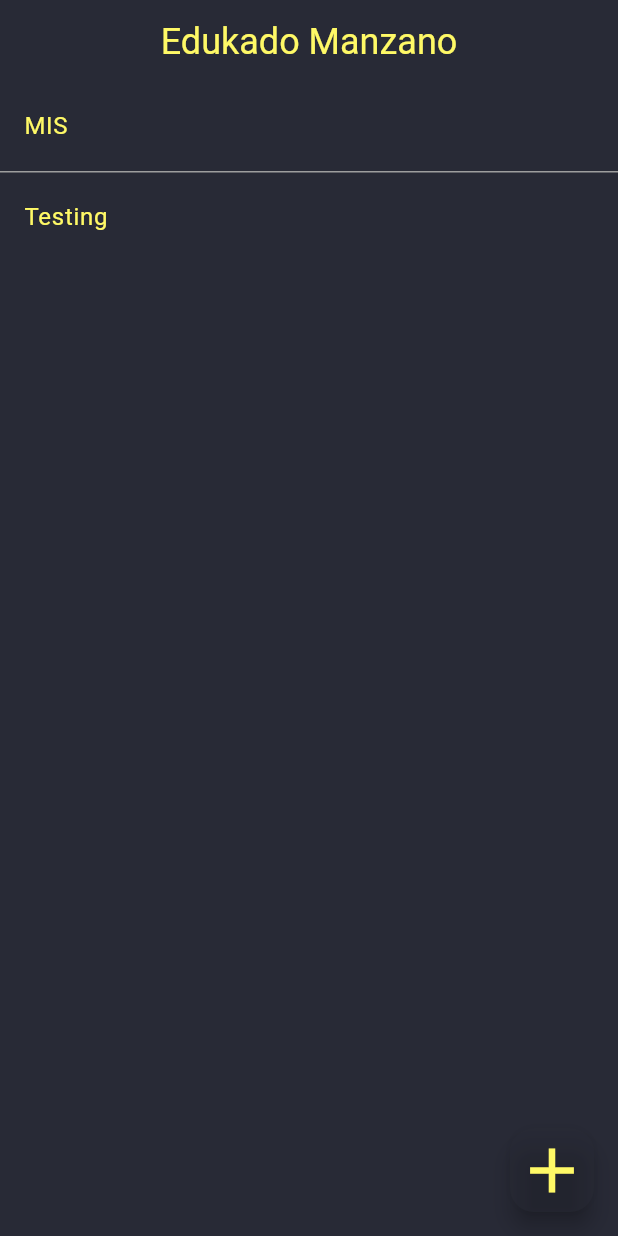
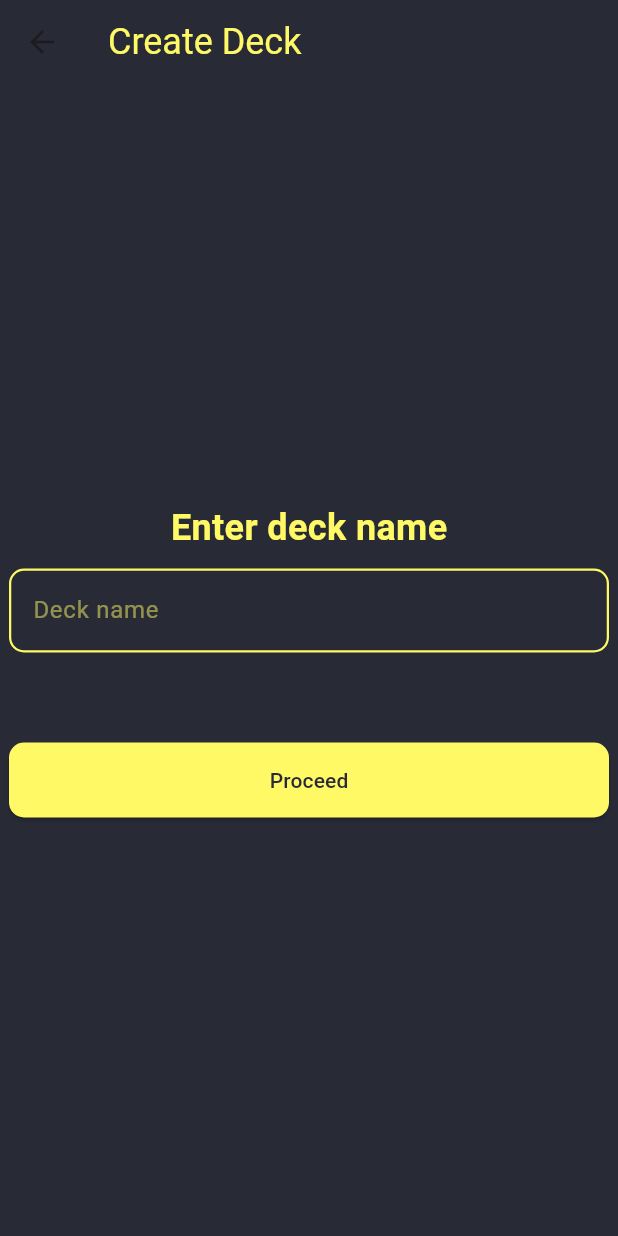
Before and after one commit to n-ginan/Edukado-Manzano, a Flutter app: the screen it shows after launch, after a tap on the "add" icon, on a phone screen of 412 x 824 dp. Run offline on Flutter 3.47's test engine with Material 3 defaults, Android fonts, the phone set to English and light mode, and no system bars.

Commit message:
added the add deck name activity

```diff
--- a/lib/main.dart
+++ b/lib/main.dart
@@ -3,6 +3,12 @@ import 'package:flutter/material.dart';
 void main() {
   runApp(const MyApp());
 }
+
+const Color finalBackgroundColor = Color.fromRGBO(40, 42, 54, 1.0);
+const Color finalFontColor = Color.fromRGBO(255, 249, 102, 1.0);
+const Color finalFabColor = Color.fromRGBO(40, 42, 54, 0.5);
+const Color finalHintColor = Color.fromRGBO(255, 249, 102, 0.5);
+
 
 class MyApp extends StatelessWidget {
   const MyApp({super.key});
@@ -27,23 +33,22 @@ class HomeScreen extends StatelessWidget {
     return Scaffold(
       appBar: AppBar(
         title: const Text(
-          'Edukado Manzano',
+          'Edukado Manzano'
         ),
-        centerTitle: true,
-        titleTextStyle: const TextStyle(
+          titleTextStyle: const TextStyle(
           fontSize: 24,
-          color: Color.fromRGBO(255, 249, 102, 1.0),
+          color: finalFontColor,
         ),
-        backgroundColor: const Color.fromRGBO(40, 42, 54, 1.0),
+        backgroundColor: finalBackgroundColor,
       ),
-      backgroundColor: const Color.fromRGBO(40, 42, 54, 1.0),
+      backgroundColor: finalBackgroundColor,
       body: ListView(
           children: const <Widget>[
             ListTile(
               title: Text(
                 "MIS",
                 style: TextStyle(
-                    color: Color.fromRGBO(255, 249, 102, 1.0)
+                    color: finalFontColor
                 ),
               ),
             ),
@@ -56,22 +61,129 @@ class HomeScreen extends StatelessWidget {
               title: Text(
                 "Testing",
                 style: TextStyle(
-                    color: Color.fromRGBO(255, 249, 102, 1.0)
+                    color: finalFontColor
                 ),
               ),
             ),
           ], // Children
       ),
       floatingActionButton: FloatingActionButton(
-        backgroundColor: const Color.fromRGBO(40, 42, 54, 0.5),
+        backgroundColor: finalFabColor,
         tooltip: "Increment",
         child: const Icon(
           Icons.add,
-          color: Color.fromRGBO(255, 249, 102, 1.0),
+          color: finalFontColor,
           size: 50,
         ),
-        onPressed: (){},
+        onPressed: (){
+          Navigator.push(
+              context,
+              MaterialPageRoute(builder: (context) => const CreateDeck())
+          );
+        },
       ),
     );
   }
 }
+
+class CreateDeck extends StatelessWidget {
+  const CreateDeck({super.key});
+
+  @override
+  Widget build(BuildContext context) {
+    return Scaffold(
+      appBar: AppBar(
+        title: const Text("Create Deck"),
+        backgroundColor: finalBackgroundColor,
+        titleTextStyle: const TextStyle(
+          fontSize: 24,
+          color: finalFontColor,
+        ),
+      ),
+      backgroundColor: finalBackgroundColor,
+      body: Center(
+        child: Column(
+          mainAxisAlignment: MainAxisAlignment.center,
+          children: [
+            deckLabel(),
+            spaceBetween(10),
+            deckNameTextBox(),
+            spaceBetween(60),
+            proceedButton()
+          ],
+        ),
+      )
+    );
+  }
+
+  Text deckLabel() {
+    return const Text(
+      "Enter deck name",
+      style: TextStyle(
+          color: finalFontColor,
+          fontSize: 24,
+          fontWeight: FontWeight.bold
+      ),
+    );
+  }
+
+  SizedBox proceedButton() {
+    return SizedBox(
+      height: 50,
+      width: 400,
+      child: ElevatedButton(
+        onPressed: (){ },
+        style: ButtonStyle(
+            backgroundColor: const WidgetStatePropertyAll(finalFontColor),
+            shape: WidgetStatePropertyAll(
+                RoundedRectangleBorder(
+                    borderRadius: BorderRadius.circular(10.0)
+                )
+            )
+        ),
+        child: const Text(
+          "Proceed",
+          style: TextStyle(
+              color: finalBackgroundColor
+          ),
+        ),
+      )
+    );
+  }
+
+  SizedBox deckNameTextBox() {
+    return const SizedBox(
+      width: 400,
+      child: TextField(
+        decoration: InputDecoration(
+          enabledBorder: OutlineInputBorder(
+              borderSide: BorderSide(
+                  color: finalFontColor,
+                  width: 1.5
+              ),
+              borderRadius: BorderRadius.all(Radius.circular(10.0))
+          ),
+          focusedBorder: OutlineInputBorder(
+              borderSide: BorderSide(
+                  color: finalFontColor,
+                  width: 1.5
+              ),
+              borderRadius: BorderRadius.all(Radius.circular(10.0))
+          ),
+          hintText: "Deck name",
+          focusColor: finalFontColor,
+          hintStyle: TextStyle(
+              color: finalHintColor
+          ),
+        ),
+        style: TextStyle(
+            color: finalFontColor
+        ),
+      ),
+    );
+  }
+
+  SizedBox spaceBetween(double space) {
+    return SizedBox(height: space);
+  }
+}
```
